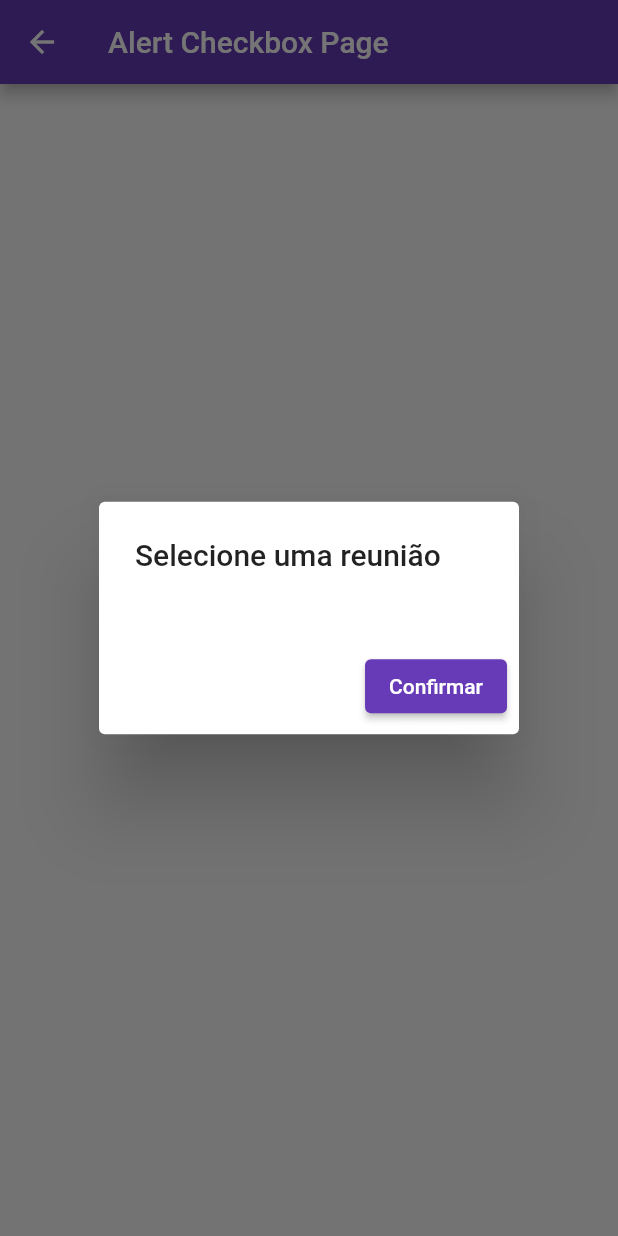
After one commit to NEMJ/reunioes, a Flutter app: the AlertCheckboxPage screen opened directly, after a tap on "Selecione uma reunião", on a phone screen of 412 x 824 dp. The commit adds this screen. Run offline on Flutter 3.47's test engine with Material 2 defaults, Android fonts, the phone set to English and light mode, and no system bars; our stand-ins replace cloud_firestore, firebase_core, mask_text_input_formatter, page_transition; accounts and stored records are empty.

Commit message:
function to select meetings in progress

```diff
--- /dev/null
+++ b/lib/lab/alert_checkbox_page.dart
@@ -0,0 +1,117 @@
+import 'package:cloud_firestore/cloud_firestore.dart';
+import 'package:flutter/material.dart';
+import 'package:reunioes/pages/widgets/checkbox_widget.dart';
+
+class AlertCheckboxPage extends StatefulWidget {
+  const AlertCheckboxPage({ Key? key }) : super(key: key);
+
+  @override
+  State<AlertCheckboxPage> createState() => _AlertCheckboxPageState();
+}
+
+// List<CheckboxModel> campeoes = [
+//   CheckboxModel(texto: 'Xayah', id: ''),
+//   CheckboxModel(texto: 'Rakan', id: ''),
+//   CheckboxModel(texto: 'Jinx', id: ''),
+//   CheckboxModel(texto: 'Blitzcranck', id: ''),
+//   CheckboxModel(texto: 'Yasuo', id: ''),
+//   CheckboxModel(texto: 'Morgana', id: ''),
+//   CheckboxModel(texto: 'Master Yi', id: ''),
+//   CheckboxModel(texto: 'Wookong', id: ''),
+//   CheckboxModel(texto: 'Ashe', id: ''),
+//   CheckboxModel(texto: 'Rise', id: ''),
+//   CheckboxModel(texto: 'Riven', id: ''),
+//   CheckboxModel(texto: 'Alistar', id: ''),
+//   CheckboxModel(texto: 'Yumi', id: ''),
+//   CheckboxModel(texto: 'Lux', id: ''),
+//   CheckboxModel(texto: 'Seraphine', id: ''),
+//   CheckboxModel(texto: 'Soraka', id: ''),
+// ];
+
+FirebaseFirestore db = FirebaseFirestore.instance;
+
+List<CheckboxModel> reunioes = [];
+
+class _AlertCheckboxPageState extends State<AlertCheckboxPage> {
+
+  @override
+  void initState() {
+
+    db.collection('reunioes').snapshots().listen((query) {
+      reunioes = [];
+      if(query.docs.isEmpty) {
+        setState((){});
+      } else {
+        query.docs.forEach((doc) {
+            reunioes.add(
+              CheckboxModel(
+                texto: doc.get('descricao'),
+                id: doc.get('id'),
+              ),
+            );
+        });
+        setState(() => reunioes);
+      }
+    });
+
+    super.initState();
+  }
+
+  @override
+  Widget build(BuildContext context) {
+    return Scaffold(
+      appBar: AppBar(
+        title: const Text('Alert Checkbox Page'),
+      ),
+      body: Center(
+        child: Column(
+          mainAxisSize: MainAxisSize.max,
+          mainAxisAlignment: MainAxisAlignment.center,
+          children: [
+            TextButton(
+              child: const Text('Selecione uma reunião'),
+              style: TextButton.styleFrom(
+                backgroundColor: Colors.purple[100],
+              ),
+              onPressed: () => showDialog(
+                context: context,
+                builder: (_) => AlertDialog(
+                  title: const Text('Selecione uma reunião'),
+                  scrollable: true,
+                  content: Column(
+                    children: [
+                      for(CheckboxModel reuniao in reunioes)
+                        CheckboxWidget(item: reuniao)
+                    ],
+                  ),
+                  actions: [
+                    ElevatedButton(
+                      child: const Text('Confirmar'),
+                      onPressed: () {
+                        Navigator.of(context).pop();
+                        listarSelecionados();
+                      },
+                    ),
+                  ],
+                ),
+              ),
+            ),
+          ],
+        ),
+      ),
+    );
+  }
+
+  // Future<Widget> dialog() {
+  //   return
+  // }
+
+  void listarSelecionados() {
+    List<CheckboxModel> itensMarcados = List.from(reunioes.where((reuniao) => reuniao.checked));
+
+    itensMarcados.forEach((reuniao) {
+      print('Campeão Marcado: ${reuniao.id}');
+    });
+  }
+
+}
--- a/lib/pages/home_page.dart
+++ b/lib/pages/home_page.dart
@@ -1,7 +1,8 @@
 import 'package:flutter/material.dart';
 import 'package:page_transition/page_transition.dart';
-import 'package:reunioes/pages/dropdown_list_page.dart';
+import 'package:reunioes/lab/dropdown_list_page.dart';
 import 'package:reunioes/pages/participante/participantes_list_page.dart';
+import 'package:reunioes/lab/alert_checkbox_page.dart';
 import './reuniao/reunioes_list_page.dart';
 
 class HomePage extends StatefulWidget {
--- a/lib/pages/participante/participantes_list_page.dart
+++ b/lib/pages/participante/participantes_list_page.dart
@@ -31,6 +31,7 @@ class _ParticipantesListPageState extends State<ParticipantesListPage> {
           var participante = Participante(
             id: doc.get('id'),
             tipoParticipante: doc.get('tipoParticipante'),
+            reunioes: doc.get('reunioes'),
             nome: doc.get('nome'),
             rua: doc.get('rua'),
             bairro: doc.get('bairro'),
@@ -145,6 +146,7 @@ class _ParticipantesListPageState extends State<ParticipantesListPage> {
       Participante participante = Participante(
         id: doc.get("id"),
         tipoParticipante: doc.get("tipoParticipante"),
+        reunioes: doc.get('reunioes'),
         nome: doc.get('nome'),
         rua: doc.get('rua'),
         bairro: doc.get('bairro'),
--- /dev/null
+++ b/lib/pages/widgets/checkbox_widget.dart
@@ -0,0 +1,48 @@
+import 'package:flutter/material.dart';
+
+class CheckboxWidget extends StatefulWidget {
+  const CheckboxWidget({
+    Key? key,
+    required this.item,
+  }) : super(key: key);
+
+  final CheckboxModel item;
+
+  @override
+  State<CheckboxWidget> createState() => _CheckboxWidgetState();
+}
+
+class _CheckboxWidgetState extends State<CheckboxWidget> {
+  @override
+  Widget build(BuildContext context) {
+    return CheckboxListTile(
+      title: Text(widget.item.texto),
+      value: widget.item.checked,
+      onChanged: (value) {
+        setState((){
+          widget.item.checked = value ?? false;
+        });
+      },
+    );
+  }
+}
+
+class CheckboxModel {
+  CheckboxModel({
+    required this.texto,
+    required this.id,
+    this.checked = false,
+  });
+
+  String texto;
+  String id;
+  bool checked;
+
+  Map<String, dynamic> toMap() {
+    return {
+      'texto': texto,
+      'id': id,
+      'checked': checked
+    };
+  }
+}
```
Also changed, not shown: lib/models/participante_model.dart (+35 -31 lines), lib/pages/participante/participante_detail_page.dart (+89 -0 lines), lib/lab/dropdown_list_page.dart (renamed from lib/pages/dropdown_list_page.dart).
